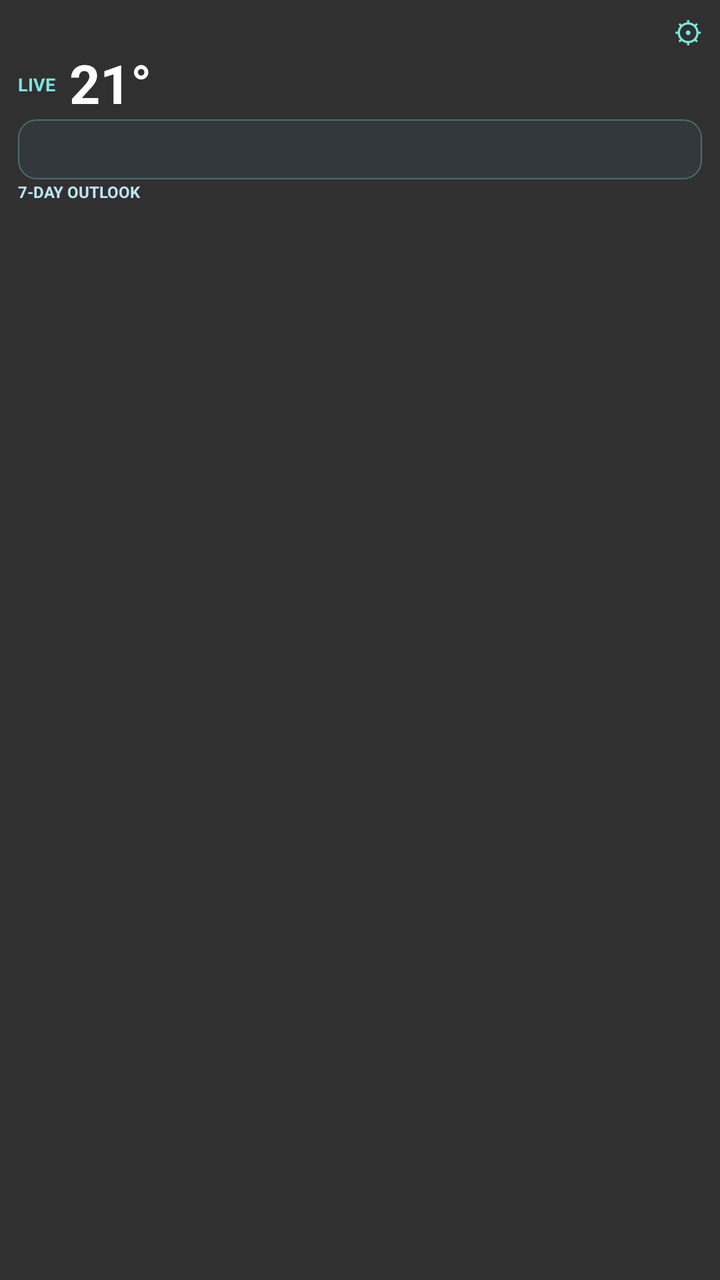
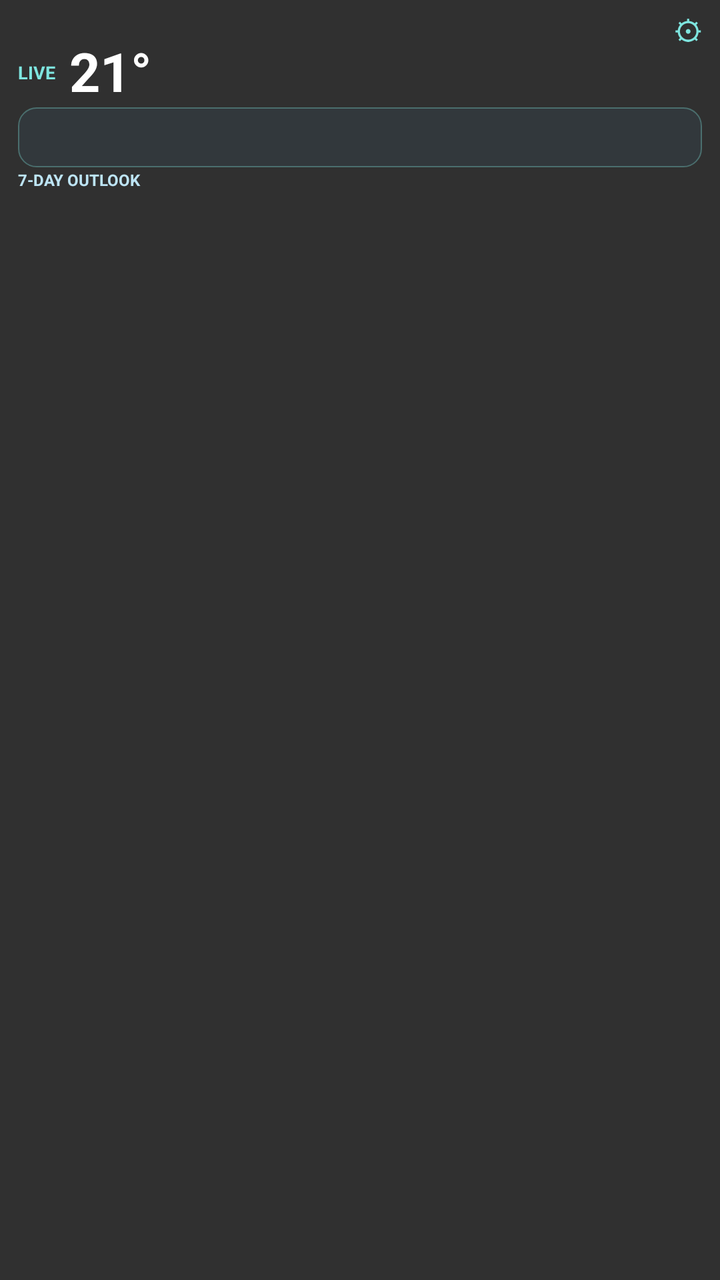

Before-and-after screenshots of an Android layout around one commit, followed by the original layout XML and the change that was made.
<!-- AndroidManifest.xml: application theme android:Theme.Material.NoActionBar -->
<!-- res/layout/widget_panel.xml -->
<?xml version="1.0" encoding="utf-8"?>
<FrameLayout xmlns:android="http://schemas.android.com/apk/res/android"
    android:layout_width="match_parent" android:layout_height="match_parent">
    <FrameLayout android:id="@+id/widget_card" android:layout_width="match_parent"
        android:layout_height="match_parent" android:clipToOutline="true"
        android:background="@drawable/widget_outline">
        <ImageView android:id="@+id/widget_background" android:layout_width="match_parent"
            android:layout_height="match_parent" android:scaleType="fitXY"
            android:importantForAccessibility="no" />
        <LinearLayout android:id="@+id/widget_content" android:layout_width="match_parent"
            android:layout_height="match_parent" android:orientation="vertical"
            android:paddingHorizontal="9dp" android:paddingTop="5dp" android:paddingBottom="5dp">
            <LinearLayout android:id="@+id/widget_header" android:layout_width="match_parent"
                android:layout_height="wrap_content" android:gravity="center_vertical"
                android:orientation="horizontal">
                <TextView android:id="@+id/widget_city" android:layout_width="0dp"
                    android:layout_height="wrap_content" android:layout_weight="1"
                    android:ellipsize="end" android:maxLines="1"
                    android:includeFontPadding="false" android:textSize="10sp"
                    android:textStyle="bold" android:textColor="#FFFFFF" />
                <TextView android:id="@+id/widget_settings" android:layout_width="26dp"
                    android:layout_height="22dp" android:contentDescription="@string/widget_customize"
                    android:gravity="end|center_vertical" android:includeFontPadding="false"
                    android:text="@string/widget_gear" android:textColor="#7EE5DF" android:textSize="15sp" />
            </LinearLayout>
            <LinearLayout android:id="@+id/widget_now" android:layout_width="match_parent"
                android:layout_height="wrap_content" android:orientation="horizontal"
                android:gravity="center_vertical" android:baselineAligned="false">
                <TextView android:id="@+id/widget_live_label" android:layout_width="wrap_content"
                    android:layout_height="wrap_content" android:includeFontPadding="false"
                    android:paddingEnd="7dp" android:text="LIVE" android:textStyle="bold"
                    android:textSize="9sp" android:textColor="#7EE5DF" />
                <TextView android:id="@+id/widget_temp" android:layout_width="wrap_content"
                    android:layout_height="wrap_content" android:includeFontPadding="false"
                    android:maxLines="1" android:text="21°" android:textSize="27sp"
                    android:textStyle="bold" android:textColor="#FFFFFF" />
                <TextView android:id="@+id/widget_condition" android:layout_width="0dp"
                    android:layout_height="wrap_content" android:layout_weight="1"
                    android:paddingStart="10dp" android:ellipsize="end" android:maxLines="1"
                    android:includeFontPadding="false" android:textSize="10sp" android:textColor="#BDE4F4" />
                <ImageView android:id="@+id/widget_icon" android:layout_width="35dp"
                    android:layout_height="31dp" android:scaleType="centerInside"
                    android:importantForAccessibility="no" />
            </LinearLayout>
            <LinearLayout android:id="@+id/widget_rain_panel" android:layout_width="match_parent"
                android:layout_height="wrap_content" android:orientation="vertical"
                android:layout_marginTop="1dp" android:paddingHorizontal="6dp"
                android:paddingVertical="2dp" android:background="@drawable/bg_alert">
                <TextView android:id="@+id/widget_alert_head" android:layout_width="match_parent"
                    android:layout_height="wrap_content" android:includeFontPadding="false"
                    android:ellipsize="end" android:maxLines="1" android:textStyle="bold"
                    android:textSize="13sp" android:textColor="#FFFFFF" />
                <TextView android:id="@+id/widget_alert_sub" android:layout_width="match_parent"
                    android:layout_height="wrap_content" android:includeFontPadding="false"
                    android:ellipsize="end" android:maxLines="1" android:textSize="9sp"
                    android:textColor="#7EE5DF" />
            </LinearLayout>
            <LinearLayout android:id="@+id/widget_week_section" android:layout_width="match_parent"
                android:layout_height="wrap_content" android:orientation="vertical"
                android:layout_marginTop="2dp">
                <TextView android:id="@+id/widget_week_label" android:layout_width="match_parent"
                    android:layout_height="wrap_content" android:includeFontPadding="false"
                    android:text="7-DAY OUTLOOK" android:textStyle="bold" android:textSize="8sp"
                    android:textColor="#BDE4F4" />
                <LinearLayout android:id="@+id/widget_days" android:layout_width="match_parent"
                    android:layout_height="wrap_content" android:orientation="horizontal"
                    android:gravity="center_vertical" />
            </LinearLayout>
            <TextView android:id="@+id/widget_message" android:layout_width="match_parent"
                android:layout_height="wrap_content" android:includeFontPadding="false"
                android:maxLines="2" android:textColor="#FFFFFF" android:textSize="12sp"
                android:visibility="gone" />
            <TextView android:id="@+id/widget_footer" android:layout_width="match_parent"
                android:layout_height="wrap_content" android:includeFontPadding="false"
                android:maxLines="1" android:ellipsize="end" android:textColor="#BDE4F4"
                android:textSize="8sp" />
        </LinearLayout>
    </FrameLayout>
</FrameLayout>
<!-- resources referenced by this layout -->
<resources>
  <!-- drawable bg_alert (drawable) -->
  <?xml version="1.0" encoding="utf-8"?>
  <shape xmlns:android="http://schemas.android.com/apk/res/android" android:shape="rectangle">
      <solid android:color="#263D637E" />
      <corners android:radius="9dp" />
      <stroke android:width="0.5dp" android:color="#557EE5DF" />
  </shape>
  <!-- drawable widget_outline (drawable) -->
  <?xml version="1.0" encoding="utf-8"?>
  <shape xmlns:android="http://schemas.android.com/apk/res/android" android:shape="rectangle">
      <solid android:color="#00000000" />
      <corners android:radius="18dp" />
  </shape>
  <string name="widget_customize">Customize widget</string>
  <string name="widget_gear">⚙</string>
</resources>

<!-- the commit's change to res/layout/widget_panel.xml (unified diff, before → after) -->
@@ -18,8 +18,8 @@
                     android:ellipsize="end" android:maxLines="1"
                     android:includeFontPadding="false" android:textSize="10sp"
                     android:textStyle="bold" android:textColor="#FFFFFF" />
-                <TextView android:id="@+id/widget_settings" android:layout_width="26dp"
-                    android:layout_height="22dp" android:contentDescription="@string/widget_customize"
+                <TextView android:id="@+id/widget_settings" android:layout_width="20dp"
+                    android:layout_height="16dp" android:contentDescription="@string/widget_customize"
                     android:gravity="end|center_vertical" android:includeFontPadding="false"
                     android:text="@string/widget_gear" android:textColor="#7EE5DF" android:textSize="15sp" />
             </LinearLayout>
